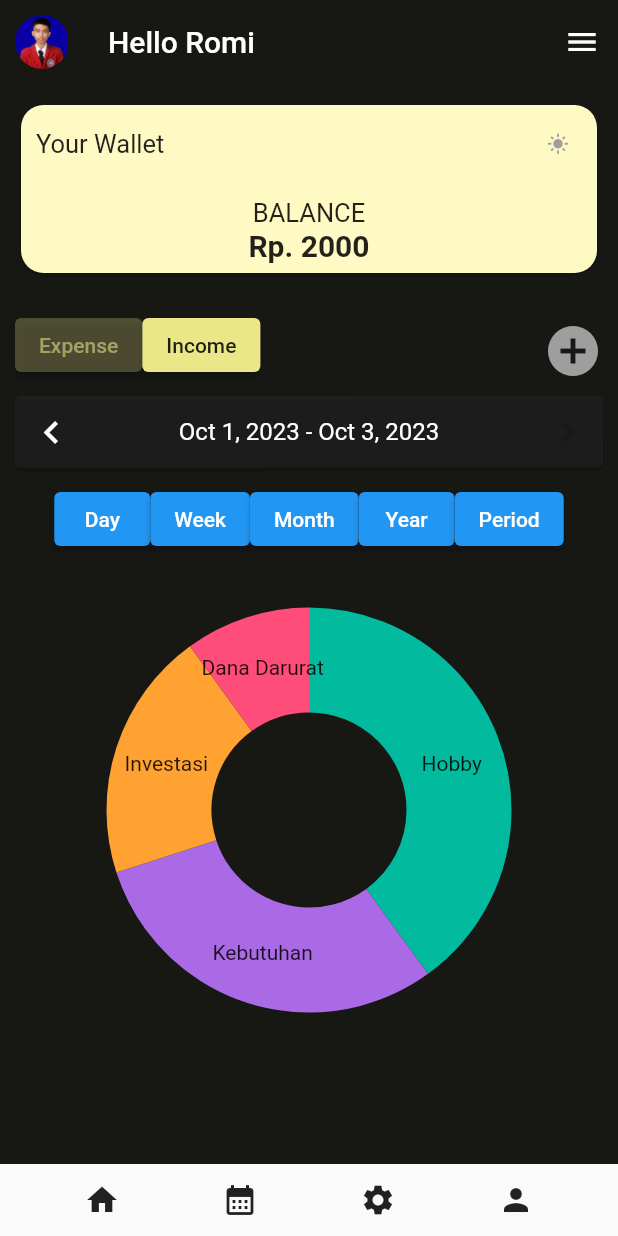
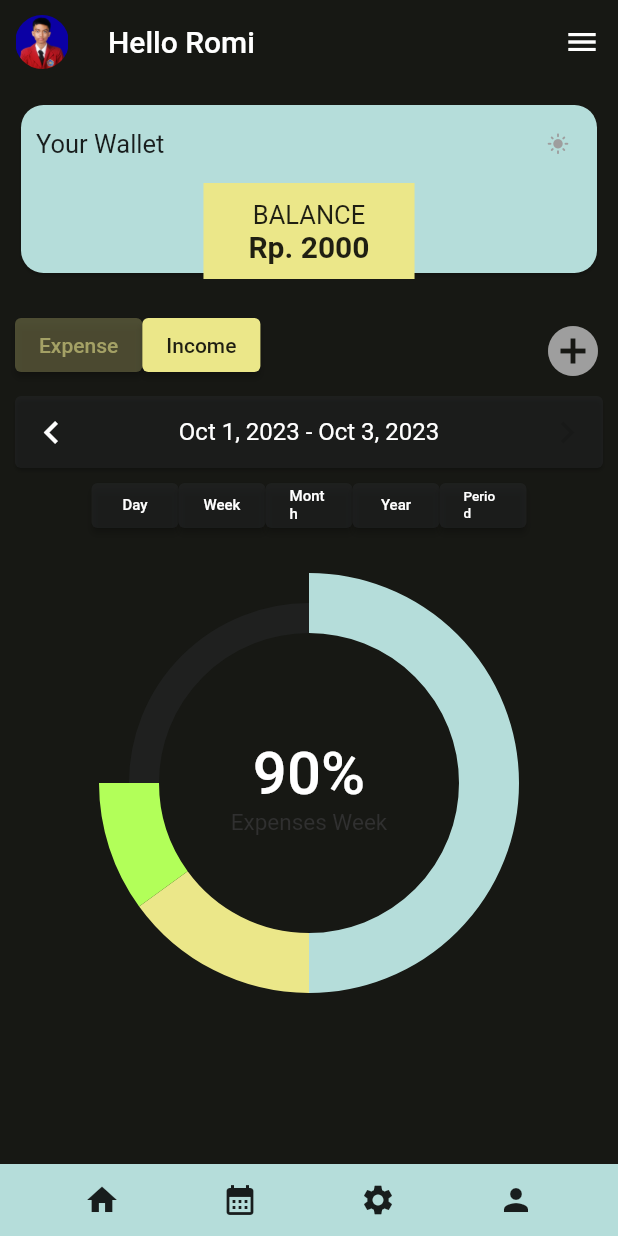
Before and after one commit to Wiratama23/dashboard_prakmob, a Flutter app: the screen it shows after launch, after a tap on "LOG IN", on a phone screen of 412 x 824 dp. Run offline on Flutter 3.47's test engine with Material 2 defaults, Android fonts, the phone set to English and light mode, and no system bars; drawn by our look-alikes of fl_chart; our stand-ins replace font_awesome_flutter, get.

Commit message:
updated routing page and fixing some UI

```diff
--- a/financeapp/lib/components/middash.dart
+++ b/financeapp/lib/components/middash.dart
@@ -9,6 +9,7 @@ class MidDash extends StatefulWidget {
 
 class _MidDash extends State<MidDash> {
   bool isButtonActive = false;
+  String optdate = "Week";
 
   @override
   Widget build(BuildContext context) {
@@ -63,21 +64,88 @@ class _MidDash extends State<MidDash> {
         Dates(),
         Container(
           margin: EdgeInsets.only(top: 10),
-          child: Padding(
-            padding: const EdgeInsets.only(left: 15, right: 15),
-            child: Row(
-              mainAxisAlignment: MainAxisAlignment.center,
-              children: [
-                ElevatedButton(onPressed: () {}, child: Text("Day")),
-                ElevatedButton(onPressed: () {}, child: Text("Week")),
-                ElevatedButton(onPressed: () {}, child: Text("Month")),
-                ElevatedButton(onPressed: () {}, child: Text("Year")),
-                ElevatedButton(onPressed: () {}, child: Text("Period")),
-              ],
-            ),
+          child: Row(
+            mainAxisAlignment: MainAxisAlignment.center,
+            children: [
+              Container(
+                width: 58,
+                height: 30,
+                // padding: EdgeInsets.all(5),
+                child: ElevatedButton(
+                  onPressed: () {
+                    setState(() {
+                      optdate = "Today";
+                    });
+                  },
+                  child: Text("Day", style: TextStyle(fontSize: 10)),
+                  style: ElevatedButton.styleFrom(
+                      backgroundColor: Color.fromARGB(100, 43, 45, 48)),
+                ),
+              ),
+              Container(
+                width: 58,
+                height: 30,
+                // padding: EdgeInsets.all(5),
+                child: ElevatedButton(
+                  onPressed: () {
+                    setState(() {
+                      optdate = "This Week";
+                    });
+                  },
+                  child: Text("Week", style: TextStyle(fontSize: 10)),
+                  style: ElevatedButton.styleFrom(
+                      backgroundColor: Color.fromARGB(100, 43, 45, 48)),
+                ),
+              ),
+              Container(
+                width: 58,
+                height: 30,
+                // padding: EdgeInsets.all(5),
+                child: ElevatedButton(
+                  onPressed: () {
+                    setState(() {
+                      optdate = "This Month";
+                    });
+                  },
+                  child: Text("Month", style: TextStyle(fontSize: 10)),
+                  style: ElevatedButton.styleFrom(
+                      backgroundColor: Color.fromARGB(100, 43, 45, 48)),
+                ),
+              ),
+              Container(
+                width: 58,
+                height: 30,
+                // padding: EdgeInsets.all(5),
+                child: ElevatedButton(
+                  onPressed: () {
+                    setState(() {
+                      optdate = "This Year";
+                    });
+                  },
+                  child: Text("Year", style: TextStyle(fontSize: 10)),
+                  style: ElevatedButton.styleFrom(
+                      backgroundColor: Color.fromARGB(100, 43, 45, 48)),
+                ),
+              ),
+              Container(
+                width: 58,
+                height: 30,
+                // padding: EdgeInsets.all(5),
+                child: ElevatedButton(
+                  onPressed: () {
+                    setState(() {
+                      optdate = "This Period";
+                    });
+                  },
+                  child: Text("Period", style: TextStyle(fontSize: 9)),
+                  style: ElevatedButton.styleFrom(
+                      backgroundColor: Color.fromARGB(100, 43, 45, 48)),
+                ),
+              ),
+            ],
           ),
         ),
-        Container(height: 200, child: PieCharting()),
+        Container(height: 200, child: PieCharting(optdate: optdate)),
       ],
     );
   }
--- a/financeapp/lib/components/piechart.dart
+++ b/financeapp/lib/components/piechart.dart
@@ -2,43 +2,48 @@ import 'package:fl_chart/fl_chart.dart';
 import 'package:flutter/material.dart';
 
 class PieCharting extends StatelessWidget {
+  String optdate = "Week";
+
+  PieCharting({required this.optdate});
+
   @override
   Widget build(BuildContext context) {
     return Container(
-      padding: EdgeInsets.all(16.0),
+      // padding: EdgeInsets.all(16.0),
       margin: EdgeInsets.only(top: 140),
-      child: PieChart(
+      child: Stack(children: [
+        PieChart(
           PieChartData(
             sections: [
               PieChartSectionData(
-              color: const Color(0xFF02BB9F),
-              value: 40,
-              title: "Hobby",
-              radius: 70,
+                color: Color.fromARGB(255, 181, 221, 218),
+                value: 50,
+                title: "",
+                radius: 40,
               ),
               PieChartSectionData(
-              color: const Color(0xFFAA69E5),
-              value: 30,
-              title: "Kebutuhan",
-              radius: 70,
+                color: Color.fromARGB(255, 235, 231, 137),
+                value: 15,
+                title: "",
+                radius: 40,
               ),
               PieChartSectionData(
-              color: const Color(0xFFFFA232),
-              value: 20,
-              title: "Investasi",
-              radius: 70,
+                color: Colors.lightGreenAccent,
+                value: 10,
+                title: "",
+                radius: 40,
               ),
               PieChartSectionData(
-              color: const Color(0xFFFE4D78),
-              value: 10,
-              title: "Dana Darurat",
-              radius: 70,
+                color: Color.fromARGB(100, 43, 45, 48),
+                value: 25,
+                title: "",
+                radius: 20,
               ),
             ],
             borderData: FlBorderData(
               show: false,
             ),
-          centerSpaceRadius: 65,
+            centerSpaceRadius: 100,
             sectionsSpace: 0,
             startDegreeOffset: -90,
             // pieTouchData: PieTouchData(
@@ -46,6 +51,23 @@ class PieCharting extends StatelessWidget {
             // ),
           ),
         ),
+        Center(
+          child: Column(
+            mainAxisAlignment: MainAxisAlignment.center,
+            crossAxisAlignment: CrossAxisAlignment.center,
+            children: [
+              Text("90%",
+                  style: TextStyle(
+                      color: Colors.white,
+                      fontSize: 40,
+                      fontWeight: FontWeight.w500)),
+              Text("Expenses ${optdate}",
+                  style: TextStyle(
+                      color: Color.fromARGB(255, 48, 48, 48), fontSize: 15))
+            ],
+          ),
+        )
+      ]),
     );
   }
 }
--- a/financeapp/lib/components/wallet.dart
+++ b/financeapp/lib/components/wallet.dart
@@ -11,7 +11,7 @@ class Wallet extends StatelessWidget {
         height: 120,
         margin: EdgeInsets.all(10),
         child: Card(
-          color: Colors.yellow[100],
+          color: Color.fromARGB(255, 181, 221, 218),
           shape:
               RoundedRectangleBorder(borderRadius: BorderRadius.circular(15)),
           child: Column(
@@ -35,16 +35,21 @@ class Wallet extends StatelessWidget {
                 ],
               ),
               Center(
+                child: Container(
+                  color: Color.fromARGB(255, 235, 231, 137),
+                  padding:
+                      EdgeInsets.only(top: 11, left: 30, right: 30, bottom: 10),
                   child: Column(
                     mainAxisAlignment: MainAxisAlignment.center,
                     crossAxisAlignment: CrossAxisAlignment.center,
                     children: [
-                    SizedBox(height: 10),
+                      // SizedBox(height: 10),
                       Text("BALANCE", style: TextStyle(fontSize: 17)),
                       Text("Rp. $balances",
                           style: TextStyle(
                               fontSize: 20, fontWeight: FontWeight.bold))
                     ],
+                  ),
                 ),
               )
             ],
--- a/financeapp/lib/dashboard.dart
+++ b/financeapp/lib/dashboard.dart
@@ -60,7 +60,9 @@ class _DashboardState extends State<Dashboard> {
           ],
         ),
       ),
-      bottomNavigationBar: Row(
+      bottomNavigationBar: Container(
+        color: Color.fromARGB(255, 181, 221, 218),
+        child: Row(
           mainAxisAlignment: MainAxisAlignment.spaceEvenly,
           children: [
             IconButton(onPressed: () {}, icon: Icon(Icons.home)),
@@ -69,6 +71,7 @@ class _DashboardState extends State<Dashboard> {
             IconButton(onPressed: () {}, icon: Icon(Icons.person)),
           ],
         ),
+      ),
     );
   }
 }
--- a/financeapp/lib/loginpage.dart
+++ b/financeapp/lib/loginpage.dart
@@ -1,5 +1,6 @@
 import 'package:flutter/material.dart';
 import 'package:font_awesome_flutter/font_awesome_flutter.dart';
+import 'package:get/get.dart';
 
 import 'dashboard.dart';
 
@@ -43,11 +44,7 @@ class LoginPage extends StatelessWidget {
                     Expanded(
                       child: ElevatedButton(
                         onPressed: () {
-                          Navigator.push(
-                            context,
-                            MaterialPageRoute(
-                                builder: (context) => Dashboard()),
-                          );
+                          Get.to(Dashboard());
                         },
                         child: Text("LOG IN", style: TextStyle(fontSize: 14)),
                         style: ElevatedButton.styleFrom(
--- a/financeapp/lib/main.dart
+++ b/financeapp/lib/main.dart
@@ -1,6 +1,7 @@
 import 'package:financeapp/loginpage.dart';
 import 'package:flutter/material.dart';
 import 'package:flutter/services.dart';
+import 'package:get/get_navigation/src/root/get_material_app.dart';
 
 void main() {
   WidgetsFlutterBinding.ensureInitialized();
@@ -11,7 +12,7 @@ void main() {
 class MyApp extends StatelessWidget {
   @override
   Widget build(BuildContext context) {
-    return MaterialApp(
+    return GetMaterialApp(
         title: 'Money Management',
         debugShowCheckedModeBanner: false,
         home: LoginPage());
--- a/financeapp/pubspec.yaml
+++ b/financeapp/pubspec.yaml
@@ -38,6 +38,7 @@ dependencies:
   intl: ^0.18.1
   fl_chart: ^0.63.0
   font_awesome_flutter: ^10.5.0
+  get: ^4.6.6
 
 dev_dependencies:
   flutter_test:
```
Also changed, not shown: financeapp/pubspec.lock. Lines whose indentation alone changed are shown as unchanged.
